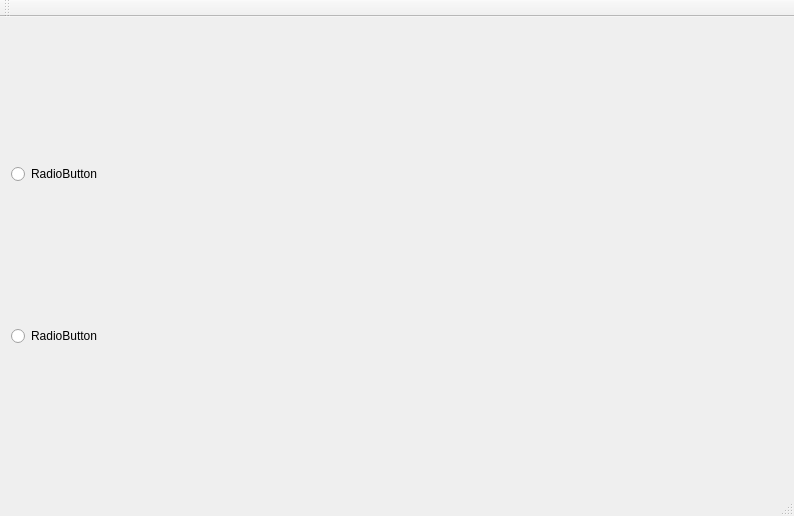
omarelshopky/VaccineTrackingSystem, file Views/LoginView/LoginView.ui: the form before one commit.
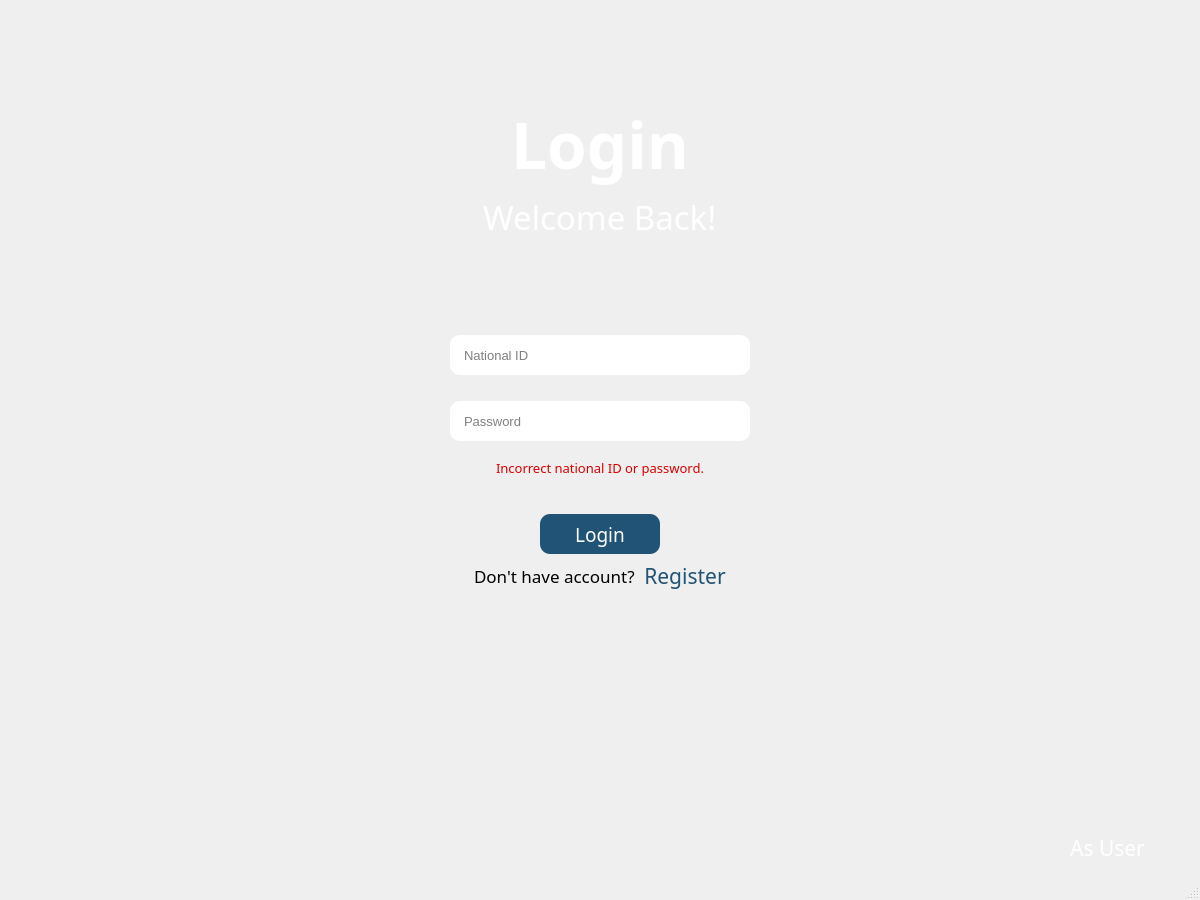
The form after the commit.

Commit message: Login View UI Design

The edit to the form file:
```diff
--- a/Views/LoginView/LoginView.ui
+++ b/Views/LoginView/LoginView.ui
@@ -6,49 +6,865 @@
    <rect>
     <x>0</x>
     <y>0</y>
-    <width>794</width>
-    <height>516</height>
+    <width>1200</width>
+    <height>900</height>
    </rect>
   </property>
+  <property name="maximumSize">
+   <size>
+    <width>16777215</width>
+    <height>16777215</height>
+   </size>
+  </property>
   <property name="windowTitle">
    <string>LoginView</string>
   </property>
   <widget class="QWidget" name="centralWidget">
-   <layout class="QVBoxLayout" name="verticalLayout">
+   <layout class="QVBoxLayout" name="verticalLayout" stretch="2,2,2,6,5,2">
     <item>
-     <widget class="QRadioButton" name="radioButton">
-      <property name="text">
-       <string>RadioButton</string>
+     <spacer name="verticalSpacer_2">
+      <property name="orientation">
+       <enum>Qt::Vertical</enum>
       </property>
-     </widget>
+      <property name="sizeHint" stdset="0">
+       <size>
+        <width>20</width>
+        <height>60</height>
+       </size>
+      </property>
+     </spacer>
     </item>
     <item>
-     <widget class="QRadioButton" name="radioButton_2">
-      <property name="text">
-       <string>RadioButton</string>
+     <layout class="QHBoxLayout" name="headerHLayout">
+      <item>
+       <spacer name="headerSpacer_LH">
+        <property name="orientation">
+         <enum>Qt::Horizontal</enum>
+        </property>
+        <property name="sizeHint" stdset="0">
+         <size>
+          <width>100</width>
+          <height>20</height>
+         </size>
+        </property>
+       </spacer>
+      </item>
+      <item>
+       <layout class="QVBoxLayout" name="headerVLayout">
+        <item>
+         <widget class="QLabel" name="header1Lbl">
+          <property name="palette">
+           <palette>
+            <active>
+             <colorrole role="WindowText">
+              <brush brushstyle="SolidPattern">
+               <color alpha="255">
+                <red>255</red>
+                <green>255</green>
+                <blue>255</blue>
+               </color>
+              </brush>
+             </colorrole>
+             <colorrole role="Text">
+              <brush brushstyle="SolidPattern">
+               <color alpha="255">
+                <red>255</red>
+                <green>255</green>
+                <blue>255</blue>
+               </color>
+              </brush>
+             </colorrole>
+             <colorrole role="ButtonText">
+              <brush brushstyle="SolidPattern">
+               <color alpha="255">
+                <red>255</red>
+                <green>255</green>
+                <blue>255</blue>
+               </color>
+              </brush>
+             </colorrole>
+             <colorrole role="PlaceholderText">
+              <brush brushstyle="NoBrush">
+               <color alpha="128">
+                <red>255</red>
+                <green>255</green>
+                <blue>255</blue>
+               </color>
+              </brush>
+             </colorrole>
+            </active>
+            <inactive>
+             <colorrole role="WindowText">
+              <brush brushstyle="SolidPattern">
+               <color alpha="255">
+                <red>255</red>
+                <green>255</green>
+                <blue>255</blue>
+               </color>
+              </brush>
+             </colorrole>
+             <colorrole role="Text">
+              <brush brushstyle="SolidPattern">
+               <color alpha="255">
+                <red>255</red>
+                <green>255</green>
+                <blue>255</blue>
+               </color>
+              </brush>
+             </colorrole>
+             <colorrole role="ButtonText">
+              <brush brushstyle="SolidPattern">
+               <color alpha="255">
+                <red>255</red>
+                <green>255</green>
+                <blue>255</blue>
+               </color>
+              </brush>
+             </colorrole>
+             <colorrole role="PlaceholderText">
+              <brush brushstyle="NoBrush">
+               <color alpha="128">
+                <red>255</red>
+                <green>255</green>
+                <blue>255</blue>
+               </color>
+              </brush>
+             </colorrole>
+            </inactive>
+            <disabled>
+             <colorrole role="WindowText">
+              <brush brushstyle="SolidPattern">
+               <color alpha="255">
+                <red>255</red>
+                <green>255</green>
+                <blue>255</blue>
+               </color>
+              </brush>
+             </colorrole>
+             <colorrole role="Text">
+              <brush brushstyle="SolidPattern">
+               <color alpha="255">
+                <red>255</red>
+                <green>255</green>
+                <blue>255</blue>
+               </color>
+              </brush>
+             </colorrole>
+             <colorrole role="ButtonText">
+              <brush brushstyle="SolidPattern">
+               <color alpha="255">
+                <red>255</red>
+                <green>255</green>
+                <blue>255</blue>
+               </color>
+              </brush>
+             </colorrole>
+             <colorrole role="PlaceholderText">
+              <brush brushstyle="NoBrush">
+               <color alpha="128">
+                <red>255</red>
+                <green>255</green>
+                <blue>255</blue>
+               </color>
+              </brush>
+             </colorrole>
+            </disabled>
+           </palette>
+          </property>
+          <property name="font">
+           <font>
+            <family>Berlin Sans FB</family>
+            <pointsize>48</pointsize>
+            <weight>75</weight>
+            <bold>true</bold>
+           </font>
+          </property>
+          <property name="styleSheet">
+           <string notr="true">QLabel{
+color:white;
+}</string>
+          </property>
+          <property name="text">
+           <string>Login</string>
+          </property>
+          <property name="alignment">
+           <set>Qt::AlignCenter</set>
+          </property>
+         </widget>
+        </item>
+        <item>
+         <widget class="QLabel" name="header2Lbl">
+          <property name="palette">
+           <palette>
+            <active>
+             <colorrole role="WindowText">
+              <brush brushstyle="SolidPattern">
+               <color alpha="255">
+                <red>255</red>
+                <green>255</green>
+                <blue>255</blue>
+               </color>
+              </brush>
+             </colorrole>
+             <colorrole role="Text">
+              <brush brushstyle="SolidPattern">
+               <color alpha="255">
+                <red>255</red>
+                <green>255</green>
+                <blue>255</blue>
+               </color>
+              </brush>
+             </colorrole>
+             <colorrole role="ButtonText">
+              <brush brushstyle="SolidPattern">
+               <color alpha="255">
+                <red>255</red>
+                <green>255</green>
+                <blue>255</blue>
+               </color>
+              </brush>
+             </colorrole>
+             <colorrole role="PlaceholderText">
+              <brush brushstyle="NoBrush">
+               <color alpha="128">
+                <red>255</red>
+                <green>255</green>
+                <blue>255</blue>
+               </color>
+              </brush>
+             </colorrole>
+            </active>
+            <inactive>
+             <colorrole role="WindowText">
+              <brush brushstyle="SolidPattern">
+               <color alpha="255">
+                <red>255</red>
+                <green>255</green>
+                <blue>255</blue>
+               </color>
+              </brush>
+             </colorrole>
+             <colorrole role="Text">
+              <brush brushstyle="SolidPattern">
+               <color alpha="255">
+                <red>255</red>
+                <green>255</green>
+                <blue>255</blue>
+               </color>
+              </brush>
+             </colorrole>
+             <colorrole role="ButtonText">
+              <brush brushstyle="SolidPattern">
+               <color alpha="255">
+                <red>255</red>
+                <green>255</green>
+                <blue>255</blue>
+               </color>
+              </brush>
+             </colorrole>
+             <colorrole role="PlaceholderText">
+              <brush brushstyle="NoBrush">
+               <color alpha="128">
+                <red>255</red>
+                <green>255</green>
+                <blue>255</blue>
+               </color>
+              </brush>
+             </colorrole>
+            </inactive>
+            <disabled>
+             <colorrole role="WindowText">
+              <brush brushstyle="SolidPattern">
+               <color alpha="255">
+                <red>255</red>
+                <green>255</green>
+                <blue>255</blue>
+               </color>
+              </brush>
+             </colorrole>
+             <colorrole role="Text">
+              <brush brushstyle="SolidPattern">
+               <color alpha="255">
+                <red>255</red>
+                <green>255</green>
+                <blue>255</blue>
+               </color>
+              </brush>
+             </colorrole>
+             <colorrole role="ButtonText">
+              <brush brushstyle="SolidPattern">
+               <color alpha="255">
+                <red>255</red>
+                <green>255</green>
+                <blue>255</blue>
+               </color>
+              </brush>
+             </colorrole>
+             <colorrole role="PlaceholderText">
+              <brush brushstyle="NoBrush">
+               <color alpha="128">
+                <red>255</red>
+                <green>255</green>
+                <blue>255</blue>
+               </color>
+              </brush>
+             </colorrole>
+            </disabled>
+           </palette>
+          </property>
+          <property name="font">
+           <font>
+            <family>Berlin Sans FB</family>
+            <pointsize>25</pointsize>
+            <weight>50</weight>
+            <bold>false</bold>
+           </font>
+          </property>
+          <property name="styleSheet">
+           <string notr="true">QLabel{
+color:white;
+}</string>
+          </property>
+          <property name="text">
+           <string>Welcome Back!</string>
+          </property>
+         </widget>
+        </item>
+       </layout>
+      </item>
+      <item>
+       <spacer name="headerSpacer_RH">
+        <property name="orientation">
+         <enum>Qt::Horizontal</enum>
+        </property>
+        <property name="sizeHint" stdset="0">
+         <size>
+          <width>40</width>
+          <height>20</height>
+         </size>
+        </property>
+       </spacer>
+      </item>
+     </layout>
+    </item>
+    <item>
+     <spacer name="verticalSpacer_4">
+      <property name="orientation">
+       <enum>Qt::Vertical</enum>
       </property>
-     </widget>
+      <property name="sizeHint" stdset="0">
+       <size>
+        <width>20</width>
+        <height>40</height>
+       </size>
+      </property>
+     </spacer>
+    </item>
+    <item>
+     <layout class="QHBoxLayout" name="userLayoutH" stretch="0,0,0">
+      <item>
+       <spacer name="userInputSpacerL">
+        <property name="orientation">
+         <enum>Qt::Horizontal</enum>
+        </property>
+        <property name="sizeHint" stdset="0">
+         <size>
+          <width>40</width>
+          <height>20</height>
+         </size>
+        </property>
+       </spacer>
+      </item>
+      <item>
+       <layout class="QVBoxLayout" name="userLayoutV" stretch="2,1,2,2,1,2,2">
+        <item>
+         <layout class="QHBoxLayout" name="nationalIDHLayout">
+          <item>
+           <spacer name="nationalIDSpacer_LH">
+            <property name="orientation">
+             <enum>Qt::Horizontal</enum>
+            </property>
+            <property name="sizeHint" stdset="0">
+             <size>
+              <width>40</width>
+              <height>20</height>
+             </size>
+            </property>
+           </spacer>
+          </item>
+          <item>
+           <widget class="QLineEdit" name="nationalIDInput">
+            <property name="sizePolicy">
+             <sizepolicy hsizetype="Expanding" vsizetype="Fixed">
+              <horstretch>0</horstretch>
+              <verstretch>0</verstretch>
+             </sizepolicy>
+            </property>
+            <property name="minimumSize">
+             <size>
+              <width>300</width>
+              <height>40</height>
+             </size>
+            </property>
+            <property name="maximumSize">
+             <size>
+              <width>400</width>
+              <height>16777215</height>
+             </size>
+            </property>
+            <property name="font">
+             <font>
+              <family>MS Shell Dlg 2</family>
+              <pointsize>10</pointsize>
+             </font>
+            </property>
+            <property name="styleSheet">
+             <string notr="true">*{
+border: 2px  ;
+border-radius: 10px;
+padding-left: 12px;
+}</string>
+            </property>
+            <property name="text">
+             <string/>
+            </property>
+            <property name="maxLength">
+             <number>14</number>
+            </property>
+            <property name="echoMode">
+             <enum>QLineEdit::Normal</enum>
+            </property>
+            <property name="readOnly">
+             <bool>false</bool>
+            </property>
+            <property name="placeholderText">
+             <string>National ID</string>
+            </property>
+           </widget>
+          </item>
+          <item>
+           <spacer name="nationalID_RH">
+            <property name="orientation">
+             <enum>Qt::Horizontal</enum>
+            </property>
+            <property name="sizeHint" stdset="0">
+             <size>
+              <width>40</width>
+              <height>20</height>
+             </size>
+            </property>
+           </spacer>
+          </item>
+         </layout>
+        </item>
+        <item>
+         <spacer name="userInputSpacer_1">
+          <property name="orientation">
+           <enum>Qt::Vertical</enum>
+          </property>
+          <property name="sizeHint" stdset="0">
+           <size>
+            <width>20</width>
+            <height>40</height>
+           </size>
+          </property>
+         </spacer>
+        </item>
+        <item>
+         <layout class="QHBoxLayout" name="passHLayout">
+          <item>
+           <spacer name="passSpacer_LH">
+            <property name="orientation">
+             <enum>Qt::Horizontal</enum>
+            </property>
+            <property name="sizeHint" stdset="0">
+             <size>
+              <width>40</width>
+              <height>20</height>
+             </size>
+            </property>
+           </spacer>
+          </item>
+          <item>
+           <widget class="QLineEdit" name="passInput">
+            <property name="sizePolicy">
+             <sizepolicy hsizetype="Expanding" vsizetype="Fixed">
+              <horstretch>0</horstretch>
+              <verstretch>0</verstretch>
+             </sizepolicy>
+            </property>
+            <property name="minimumSize">
+             <size>
+              <width>300</width>
+              <height>40</height>
+             </size>
+            </property>
+            <property name="maximumSize">
+             <size>
+              <width>400</width>
+              <height>16777215</height>
+             </size>
+            </property>
+            <property name="font">
+             <font>
+              <family>MS Shell Dlg 2</family>
+              <pointsize>10</pointsize>
+             </font>
+            </property>
+            <property name="styleSheet">
+             <string notr="true">*{
+border: 2px  ;
+border-radius: 10px;
+padding-left: 12px;
+}</string>
+            </property>
+            <property name="text">
+             <string/>
+            </property>
+            <property name="maxLength">
+             <number>20</number>
+            </property>
+            <property name="echoMode">
+             <enum>QLineEdit::Password</enum>
+            </property>
+            <property name="readOnly">
+             <bool>false</bool>
+            </property>
+            <property name="placeholderText">
+             <string>Password</string>
+            </property>
+           </widget>
+          </item>
+          <item>
+           <spacer name="passSpacer_RH">
+            <property name="orientation">
+             <enum>Qt::Horizontal</enum>
+            </property>
+            <property name="sizeHint" stdset="0">
+             <size>
+              <width>40</width>
+              <height>20</height>
+             </size>
+            </property>
+           </spacer>
+          </item>
+         </layout>
+        </item>
+        <item>
+         <layout class="QHBoxLayout" name="WrongHLayout">
+          <item>
+           <spacer name="WrongHSpacerL">
+            <property name="orientation">
+             <enum>Qt::Horizontal</enum>
+            </property>
+            <property name="sizeHint" stdset="0">
+             <size>
+              <width>40</width>
+              <height>20</height>
+             </size>
+            </property>
+           </spacer>
+          </item>
+          <item>
+           <widget class="QLabel" name="errorLbl">
+            <property name="font">
+             <font>
+              <family>Berlin Sans FB</family>
+              <pointsize>10</pointsize>
+             </font>
+            </property>
+            <property name="styleSheet">
+             <string notr="true">QLabel{
+color:rgb(218, 0, 0)
+}</string>
+            </property>
+            <property name="text">
+             <string>Incorrect national ID or password.</string>
+            </property>
+            <property name="alignment">
+             <set>Qt::AlignLeading|Qt::AlignLeft|Qt::AlignVCenter</set>
+            </property>
+           </widget>
+          </item>
+          <item>
+           <spacer name="WrongHSpacerRH">
+            <property name="orientation">
+             <enum>Qt::Horizontal</enum>
+            </property>
+            <property name="sizeHint" stdset="0">
+             <size>
+              <width>40</width>
+              <height>20</height>
+             </size>
+            </property>
+           </spacer>
+          </item>
+         </layout>
+        </item>
+        <item>
+         <spacer name="userInputSpacer_2">
+          <property name="orientation">
+           <enum>Qt::Vertical</enum>
+          </property>
+          <property name="sizeHint" stdset="0">
+           <size>
+            <width>20</width>
+            <height>40</height>
+           </size>
+          </property>
+         </spacer>
+        </item>
+        <item>
+         <layout class="QHBoxLayout" name="userLogLayoutH">
+          <item>
+           <spacer name="userSpacerLogL">
+            <property name="orientation">
+             <enum>Qt::Horizontal</enum>
+            </property>
+            <property name="sizeHint" stdset="0">
+             <size>
+              <width>40</width>
+              <height>20</height>
+             </size>
+            </property>
+           </spacer>
+          </item>
+          <item>
+           <widget class="QPushButton" name="loginBtn">
+            <property name="minimumSize">
+             <size>
+              <width>120</width>
+              <height>40</height>
+             </size>
+            </property>
+            <property name="font">
+             <font>
+              <family>Berlin Sans FB</family>
+              <pointsize>14</pointsize>
+              <weight>50</weight>
+              <bold>false</bold>
+             </font>
+            </property>
+            <property name="cursor">
+             <cursorShape>ArrowCursor</cursorShape>
+            </property>
+            <property name="styleSheet">
+             <string notr="true">QPushButton{
+	color:rgb(255, 255, 255);
+	background-color: #205375;
+	border: 2px  ;
+	border-radius: 10px;
+}
+
+
+QPushButton:hover {
+	background-color: #297EB7;
+}
+
+QPushButton:pressed {
+	background-color: rgb(34, 106, 154);
+}
+</string>
+            </property>
+            <property name="text">
+             <string>Login</string>
+            </property>
+           </widget>
+          </item>
+          <item>
+           <spacer name="userSpacerLogRH">
+            <property name="orientation">
+             <enum>Qt::Horizontal</enum>
+            </property>
+            <property name="sizeHint" stdset="0">
+             <size>
+              <width>40</width>
+              <height>20</height>
+             </size>
+            </property>
+           </spacer>
+          </item>
+         </layout>
+        </item>
+        <item>
+         <layout class="QVBoxLayout" name="registerVLayout" stretch="0,0">
+          <item>
+           <layout class="QVBoxLayout" name="RegisterVLayout">
+            <item>
+             <layout class="QHBoxLayout" name="RegisterHLayout">
+              <item>
+               <spacer name="RegisterHSpacerL">
+                <property name="orientation">
+                 <enum>Qt::Horizontal</enum>
+                </property>
+                <property name="sizeHint" stdset="0">
+                 <size>
+                  <width>40</width>
+                  <height>20</height>
+                 </size>
+                </property>
+               </spacer>
+              </item>
+              <item>
+               <widget class="QLabel" name="NoAccLbl">
+                <property name="font">
+                 <font>
+                  <family>Berlin Sans FB</family>
+                  <pointsize>13</pointsize>
+                 </font>
+                </property>
+                <property name="text">
+                 <string>Don't have account?</string>
+                </property>
+               </widget>
+              </item>
+              <item>
+               <widget class="QPushButton" name="registerBtn">
+                <property name="font">
+                 <font>
+                  <family>Berlin Sans FB</family>
+                  <pointsize>16</pointsize>
+                 </font>
+                </property>
+                <property name="styleSheet">
+                 <string notr="true">QPushButton{
+	color: #205375;
+	padding-left: 2px
+}
+
+
+QPushButton:hover {
+	color: #297EB7;
+}
+
+QPushButton:pressed {
+	color: rgb(34, 106, 154);
+}
+</string>
+                </property>
+                <property name="text">
+                 <string>Register</string>
+                </property>
+                <property name="flat">
+                 <bool>true</bool>
+                </property>
+               </widget>
+              </item>
+              <item>
+               <spacer name="RegisterHSpacerRH">
+                <property name="orientation">
+                 <enum>Qt::Horizontal</enum>
+                </property>
+                <property name="sizeHint" stdset="0">
+                 <size>
+                  <width>40</width>
+                  <height>20</height>
+                 </size>
+                </property>
+               </spacer>
+              </item>
+             </layout>
+            </item>
+           </layout>
+          </item>
+          <item>
+           <spacer name="userSpacerRegDwn">
+            <property name="orientation">
+             <enum>Qt::Vertical</enum>
+            </property>
+            <property name="sizeHint" stdset="0">
+             <size>
+              <width>20</width>
+              <height>40</height>
+             </size>
+            </property>
+           </spacer>
+          </item>
+         </layout>
+        </item>
+       </layout>
+      </item>
+      <item>
+       <spacer name="userInputSpacerRH">
+        <property name="orientation">
+         <enum>Qt::Horizontal</enum>
+        </property>
+        <property name="sizeHint" stdset="0">
+         <size>
+          <width>40</width>
+          <height>20</height>
+         </size>
+        </property>
+       </spacer>
+      </item>
+     </layout>
+    </item>
+    <item>
+     <spacer name="verticalSpacer_3">
+      <property name="orientation">
+       <enum>Qt::Vertical</enum>
+      </property>
+      <property name="sizeHint" stdset="0">
+       <size>
+        <width>20</width>
+        <height>40</height>
+       </size>
+      </property>
+     </spacer>
+    </item>
+    <item>
+     <layout class="QHBoxLayout" name="userTypeHLayout" stretch="2,0,0">
+      <item>
+       <spacer name="userTypeSpacer_R">
+        <property name="orientation">
+         <enum>Qt::Horizontal</enum>
+        </property>
+        <property name="sizeHint" stdset="0">
+         <size>
+          <width>40</width>
+          <height>20</height>
+         </size>
+        </property>
+       </spacer>
+      </item>
+      <item>
+       <widget class="QPushButton" name="userTypeBtn">
+        <property name="font">
+         <font>
+          <family>Berlin Sans FB</family>
+          <pointsize>16</pointsize>
+         </font>
+        </property>
+        <property name="styleSheet">
+         <string notr="true">QPushButton{
+color: white;
+}</string>
+        </property>
+        <property name="text">
+         <string>As User</string>
+        </property>
+        <property name="flat">
+         <bool>true</bool>
+        </property>
+       </widget>
+      </item>
+      <item>
+       <spacer name="horizontalSpacer">
+        <property name="orientation">
+         <enum>Qt::Horizontal</enum>
+        </property>
+        <property name="sizeHint" stdset="0">
+         <size>
+          <width>40</width>
+          <height>20</height>
+         </size>
+        </property>
+       </spacer>
+      </item>
+     </layout>
     </item>
    </layout>
   </widget>
-  <widget class="QMenuBar" name="menuBar">
-   <property name="geometry">
-    <rect>
-     <x>0</x>
-     <y>0</y>
-     <width>794</width>
-     <height>26</height>
-    </rect>
-   </property>
-  </widget>
-  <widget class="QToolBar" name="mainToolBar">
-   <attribute name="toolBarArea">
-    <enum>TopToolBarArea</enum>
-   </attribute>
-   <attribute name="toolBarBreak">
-    <bool>false</bool>
-   </attribute>
-  </widget>
   <widget class="QStatusBar" name="statusBar"/>
  </widget>
  <layoutdefault spacing="6" margin="11"/>
```
The commit also changes 2 other files.
